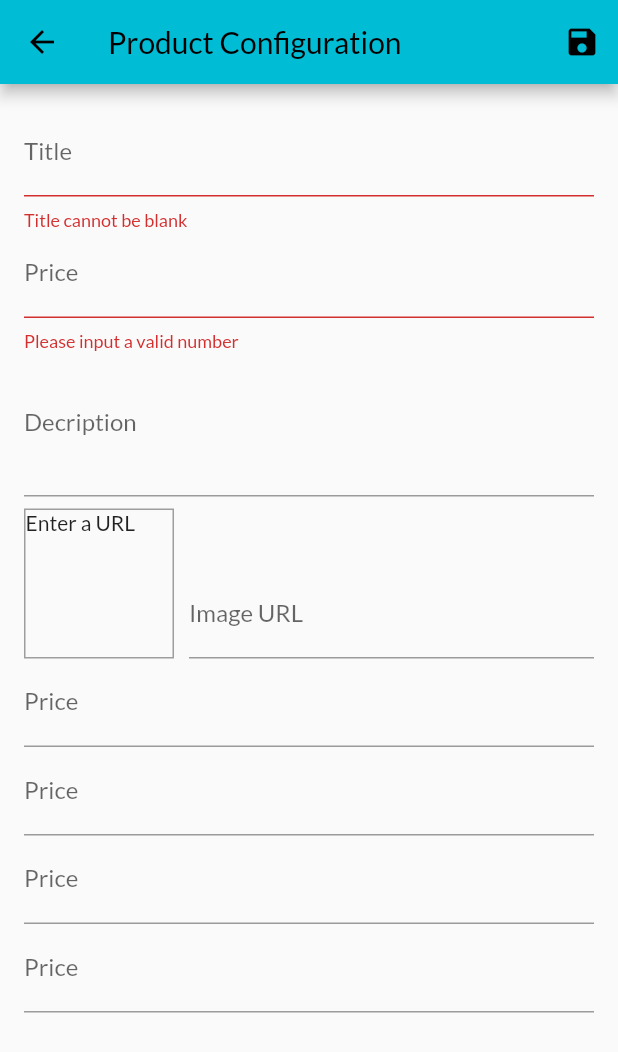
After one commit to Dinomic/Flutter_Shop_App, a Flutter app: the ProductConfigScreen screen opened by its route, after a tap on the "save" icon, on a phone screen of 412 x 824 dp. The commit adds this screen. Shown: the top 1052 px of the screen. Run offline on Flutter 3.47's test engine with Material 2 defaults, Android fonts, the phone set to English and light mode, and no system bars; network calls fail.

Commit message:
add products config page

```diff
--- a/lib/main.dart
+++ b/lib/main.dart
@@ -8,6 +8,8 @@ import 'package:flutter_shop_app/screens/products_overview_screen.dart';
 import 'package:flutter_shop_app/screens/product_details_screen.dart';
 import 'package:flutter_shop_app/screens/cart_screen.dart';
 import 'package:flutter_shop_app/screens/orders_screen.dart';
+import 'package:flutter_shop_app/screens/user_products_screen.dart';
+import 'package:flutter_shop_app/screens/product_config_screen.dart';
 
 void main() => runApp(const MyShopApp());
 
@@ -43,6 +45,9 @@ class MyShopApp extends StatelessWidget {
               const ProductDetailsScreen(),
           CartScreen.routeName: (context) => const CartScreen(),
           OrdersScreen.routeName: (context) => const OrdersScreen(),
+          UserProductsScreen.routeName: (context) => const UserProductsScreen(),
+          ProductConfigScreen.routeName: (context) =>
+              const ProductConfigScreen(),
         },
       ),
     );
--- a/lib/models/product_model.dart
+++ b/lib/models/product_model.dart
@@ -1,11 +1,11 @@
 import 'package:flutter/material.dart';
 
 class ProductModel with ChangeNotifier {
-  final int id;
-  final String title;
-  final String description;
-  final double price;
-  final String imageUrl;
+  int id;
+  String title;
+  String description;
+  double price;
+  String imageUrl;
   bool isFavorite = false;
 
   ProductModel(
@@ -19,4 +19,24 @@ class ProductModel with ChangeNotifier {
     isFavorite = !isFavorite;
     notifyListeners();
   }
+
+  get getId => id;
+
+  set setId(id) => this.id = id;
+
+  get getTitle => title;
+
+  set setTitle(title) => this.title = title;
+
+  get getDescription => description;
+
+  set setDescription(description) => this.description = description;
+
+  get getPrice => price;
+
+  set setPrice(price) => this.price = price;
+
+  get getImageUrl => imageUrl;
+
+  set setImageUrl(imageUrl) => this.imageUrl = imageUrl;
 }
--- a/lib/providers/products_provider.dart
+++ b/lib/providers/products_provider.dart
@@ -47,7 +47,7 @@ class ProductsProvider with ChangeNotifier {
     return _currentMaxId;
   }
 
-  List<ProductModel> get getProducts {
+  List<ProductModel> get products {
     return [..._products];
   }
 
--- /dev/null
+++ b/lib/screens/product_config_screen.dart
@@ -0,0 +1,211 @@
+import 'package:flutter/material.dart';
+import 'package:flutter_shop_app/models/product_model.dart';
+import 'package:flutter_shop_app/providers/products_provider.dart';
+import 'package:provider/provider.dart';
+
+class ProductConfigScreen extends StatefulWidget {
+  const ProductConfigScreen({super.key});
+  static const routeName = '/config-product';
+
+  @override
+  State<ProductConfigScreen> createState() => _ProductConfigScreenState();
+}
+
+class _ProductConfigScreenState extends State<ProductConfigScreen> {
+  static const int defaultProductId = -1;
+  bool isInit = true;
+
+  final _focusNode = FocusNode();
+
+  final _imageUrlController = TextEditingController();
+  final _imageUrlFocusNode = FocusNode();
+
+  final _formKey = GlobalKey<FormState>();
+
+  ProductModel _productModel = ProductModel(
+      id: defaultProductId, title: '', description: '', price: 0, imageUrl: '');
+
+  @override
+  void initState() {
+    super.initState();
+    _imageUrlFocusNode.addListener(_updateImageUrl);
+  }
+
+  @override
+  void didChangeDependencies() {
+    if (isInit) {
+      var arguments = ModalRoute.of(context)!.settings.arguments;
+      if (arguments != null) {
+        int productId = arguments as int;
+        _productModel = Provider.of<ProductsProvider>(context, listen: false)
+            .findById(productId);
+      }
+    }
+    _imageUrlController.text = _productModel.getImageUrl;
+    isInit = false;
+    super.didChangeDependencies();
+  }
+
+  // things need to be disposed after used.
+  @override
+  void dispose() {
+    _focusNode.dispose();
+
+    _imageUrlFocusNode.removeListener(_updateImageUrl);
+
+    _imageUrlController.dispose();
+    _imageUrlFocusNode.dispose();
+    super.dispose();
+  }
+
+  void _updateImageUrl() {
+    if (!_imageUrlFocusNode.hasFocus) {
+      setState(() {});
+    }
+  }
+
+  void _saveForm() {
+    if (!_formKey.currentState!.validate()) {
+      return;
+    }
+    ;
+    _formKey.currentState?.save();
+    if (_productModel.getId == defaultProductId) {
+      Provider.of<ProductsProvider>(context, listen: false)
+          .addProduct(_productModel);
+    }
+    Navigator.of(context).pop();
+    print(_productModel.getTitle);
+    print(_productModel.getPrice);
+    print(_productModel.getDescription);
+    print(_productModel.getImageUrl);
+  }
+
+  @override
+  Widget build(BuildContext context) {
+    return Scaffold(
+      appBar: AppBar(
+        title: const Text('Product Configuration'),
+        actions: [
+          IconButton(
+            onPressed: _saveForm,
+            icon: const Icon(Icons.save),
+          )
+        ],
+      ),
+      body: Padding(
+        padding: const EdgeInsets.all(16),
+        child: Form(
+          autovalidateMode: AutovalidateMode.always,
+          key: _formKey,
+          child: ListView(
+            children: [
+              TextFormField(
+                decoration: const InputDecoration(labelText: 'Title'),
+                textInputAction: TextInputAction.next,
+                initialValue: _productModel.getTitle,
+                onSaved: (newValue) {
+                  _productModel.setTitle = newValue;
+                },
+                validator: (value) {
+                  if (value!.isEmpty) {
+                    return 'Title cannot be blank';
+                  }
+                  return null;
+                },
+              ),
+              TextFormField(
+                decoration: const InputDecoration(labelText: 'Price'),
+                keyboardType: TextInputType.number,
+                textInputAction: TextInputAction.next,
+                initialValue: _productModel.getPrice == 0
+                    ? ''
+                    : _productModel.getPrice.toString(),
+                onSaved: (newValue) {
+                  _productModel.setPrice = double.parse(newValue!);
+                },
+                validator: (value) {
+                  var amountValue = double.tryParse(value!);
+                  if (amountValue == null) {
+                    return 'Please input a valid number';
+                  }
+                  if (amountValue <= 0) {
+                    return 'Price must be greater than 0';
+                  }
+                  return null;
+                },
+              ),
+              TextFormField(
+                decoration: const InputDecoration(labelText: 'Decription'),
+                keyboardType: TextInputType.multiline,
+                maxLines: 3,
+                initialValue: _productModel.getDescription,
+                onSaved: (newValue) {
+                  _productModel.setDescription = newValue;
+                },
+              ),
+              Row(
+                crossAxisAlignment: CrossAxisAlignment.end,
+                children: [
+                  Container(
+                    width: 100,
+                    height: 100,
+                    margin: const EdgeInsets.only(
+                      top: 8,
+                      right: 10,
+                    ),
+                    decoration: BoxDecoration(
+                      border: Border.all(width: 1, color: Colors.grey),
+                    ),
+                    child: _imageUrlController.text.isEmpty
+                        ? const Text('Enter a URL')
+                        : FittedBox(
+                            fit: BoxFit.contain,
+                            child: Image.network(_imageUrlController.text),
+                          ),
+                  ),
+                  Expanded(
+                    child: TextFormField(
+                      decoration: const InputDecoration(labelText: 'Image URL'),
+                      keyboardType: TextInputType.url,
+                      textInputAction: TextInputAction.done,
+                      controller: _imageUrlController,
+                      focusNode: _imageUrlFocusNode,
+                      onSaved: (newValue) {
+                        _productModel.setImageUrl = newValue;
+                      },
+                    ),
+                  ),
+                ],
+              ),
+              TextFormField(
+                decoration: const InputDecoration(labelText: 'Price'),
+                keyboardType: TextInputType.number,
+                textInputAction: TextInputAction.next,
+                onFieldSubmitted: (value) => {
+                  FocusScope.of(context).requestFocus(_focusNode),
+                },
+              ),
+              TextFormField(
+                decoration: const InputDecoration(labelText: 'Price'),
+                keyboardType: TextInputType.number,
+                textInputAction: TextInputAction.next,
+              ),
+              TextFormField(
+                decoration: const InputDecoration(labelText: 'Price'),
+                keyboardType: TextInputType.number,
+                textInputAction: TextInputAction.next,
+                focusNode: _focusNode,
+              ),
+              TextFormField(
+                decoration: const InputDecoration(labelText: 'Price'),
+                keyboardType: TextInputType.number,
+                textInputAction: TextInputAction.next,
+              )
+            ],
+          ),
+        ),
+      ),
+    );
+  }
+}
--- a/lib/widgets/product_grids_widget.dart
+++ b/lib/widgets/product_grids_widget.dart
@@ -19,7 +19,7 @@ class ProductGridsWidget extends StatelessWidget {
     if (showOnlyFavorites) {
       toDisplayProducts = productsProvider.getFavoriteProducts;
     } else {
-      toDisplayProducts = productsProvider.getProducts;
+      toDisplayProducts = productsProvider.products;
     }
 
     return GridView.builder(
```
Also changed, not shown: lib/screens/user_products_screen.dart (added, +47 -0 lines), lib/widgets/app_drawer_widget.dart (+11 -2 lines), lib/widgets/user_product_item_widget.dart (added, +46 -0 lines).
